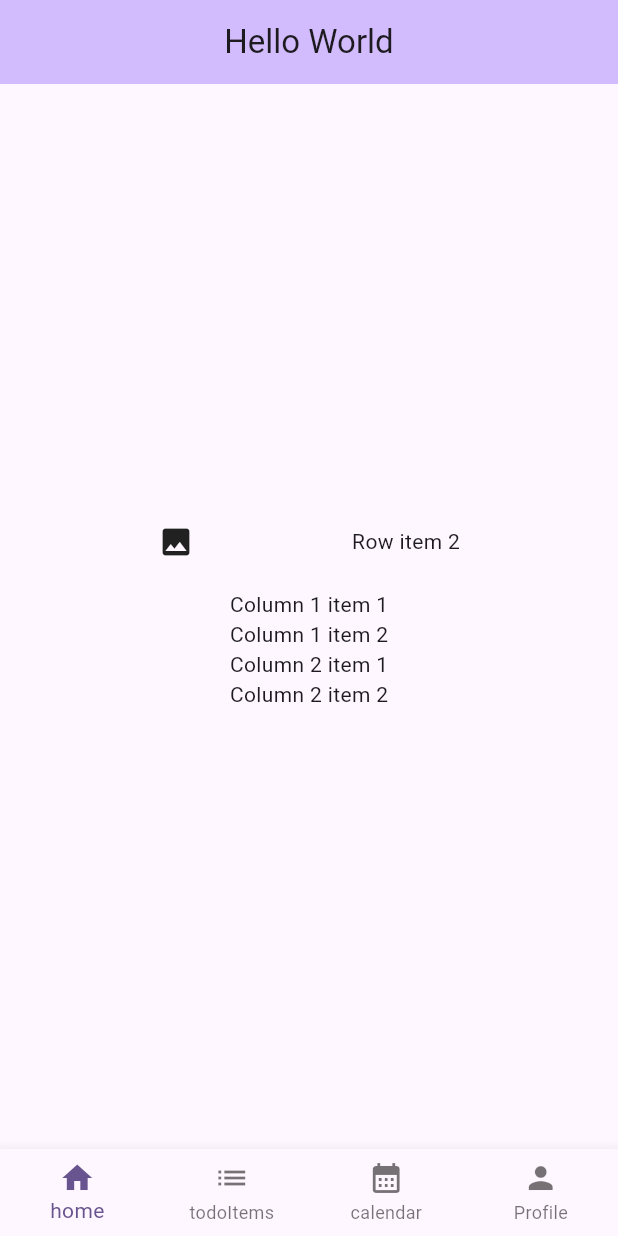
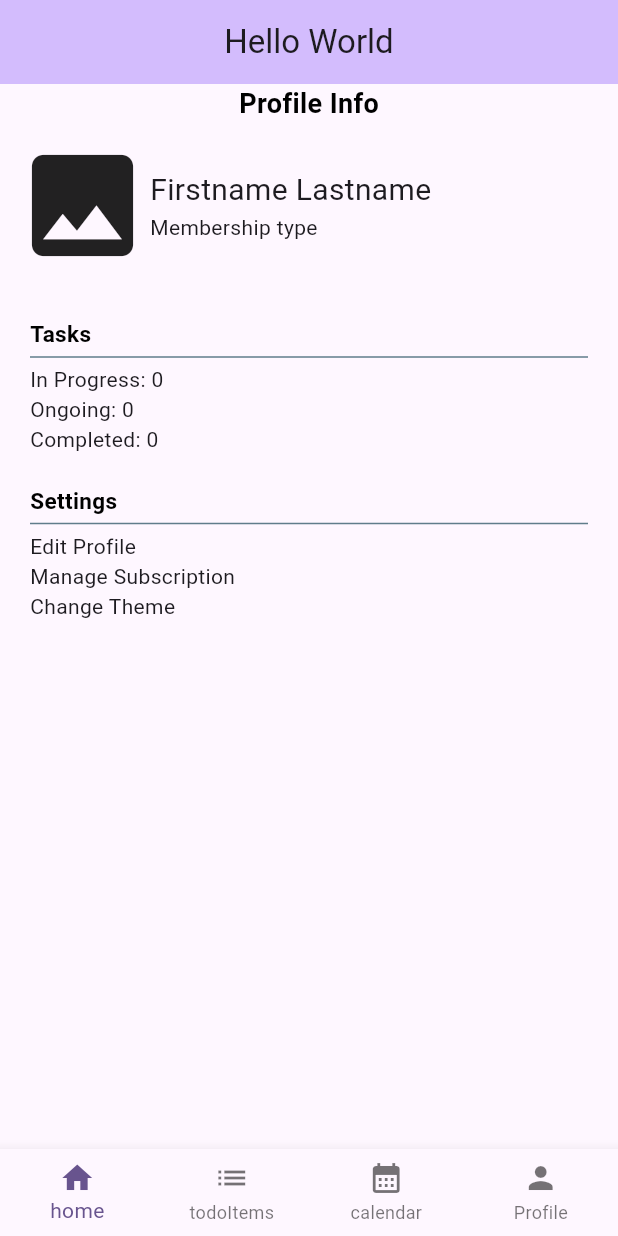
Before and after one commit to Gurinderp/todoList_flutter, a Flutter app: the screen it shows after launch, on a phone screen of 412 x 824 dp. Run offline on Flutter 3.47's test engine with Material 3 defaults, Android fonts, the phone set to English and light mode, and no system bars.

Commit message:
fixed profile screen design, added placeholders for settings and task info

```diff
--- a/lib/screens/profile.dart
+++ b/lib/screens/profile.dart
@@ -7,20 +7,78 @@ class Profile extends StatelessWidget {
   Widget build(BuildContext context) {
     return Center(
       child: Column(
-        mainAxisAlignment: MainAxisAlignment.center,
+        mainAxisAlignment: MainAxisAlignment.start,
         children: <Widget>[
-          Row(
-            mainAxisAlignment: MainAxisAlignment.spaceEvenly,
-            children: [Icon(Icons.image), Text("Row item 2")],
+          Text(
+            "Profile Info",
+            style: TextStyle(
+              color: Colors.black,
+              fontSize: 18,
+              fontWeight: FontWeight.w600,
+            ),
+          ),
+          Container(
+            padding: EdgeInsets.all(10),
+            child: Row(
+              mainAxisAlignment: MainAxisAlignment.start,
+              children: [
+                Icon(Icons.image, size: 90),
+                Column(
+                  crossAxisAlignment: CrossAxisAlignment.start,
+                  children: [
+                    Text(
+                      "Firstname Lastname",
+                      style: TextStyle(
+                        fontSize: 20,
+                        fontWeight: FontWeight.w400,
+                      ),
+                    ),
+                    Text("Membership type"),
+                  ],
+                ),
+              ],
+            ),
           ),
           const SizedBox(height: 20),
-          Column(
-            crossAxisAlignment: CrossAxisAlignment.start,
-            children: [Text("Column 1 item 1"), Text("Column 1 item 2")],
+          Container(
+            padding: EdgeInsets.fromLTRB(20, 0, 20, 0),
+            child: Column(
+              crossAxisAlignment: CrossAxisAlignment.start,
+              children: [
+                Text(
+                  "Tasks",
+                  style: TextStyle(
+                    color: Colors.black,
+                    fontSize: 15,
+                    fontWeight: FontWeight.w600,
+                  ),
+                ),
+                Divider(height: 10, thickness: 1, color: Colors.blueGrey),
+                Text("In Progress: 0"),
+                Text("Ongoing: 0"),
+                Text("Completed: 0"),
+              ],
+            ),
           ),
-          Column(
-            crossAxisAlignment: CrossAxisAlignment.start,
-            children: [Text("Column 2 item 1"), Text("Column 2 item 2")],
+          Container(
+            padding: EdgeInsets.all(20),
+            child: Column(
+              crossAxisAlignment: CrossAxisAlignment.start,
+              children: [
+                Text(
+                  "Settings",
+                  style: TextStyle(
+                    color: Colors.black,
+                    fontSize: 15,
+                    fontWeight: FontWeight.w600,
+                  ),
+                ),
+                Divider(height: 10, thickness: 1, color: Colors.blueGrey),
+                Text("Edit Profile"),
+                Text("Manage Subscription"),
+                Text("Change Theme"),
+              ],
+            ),
           ),
         ],
       ),
```
